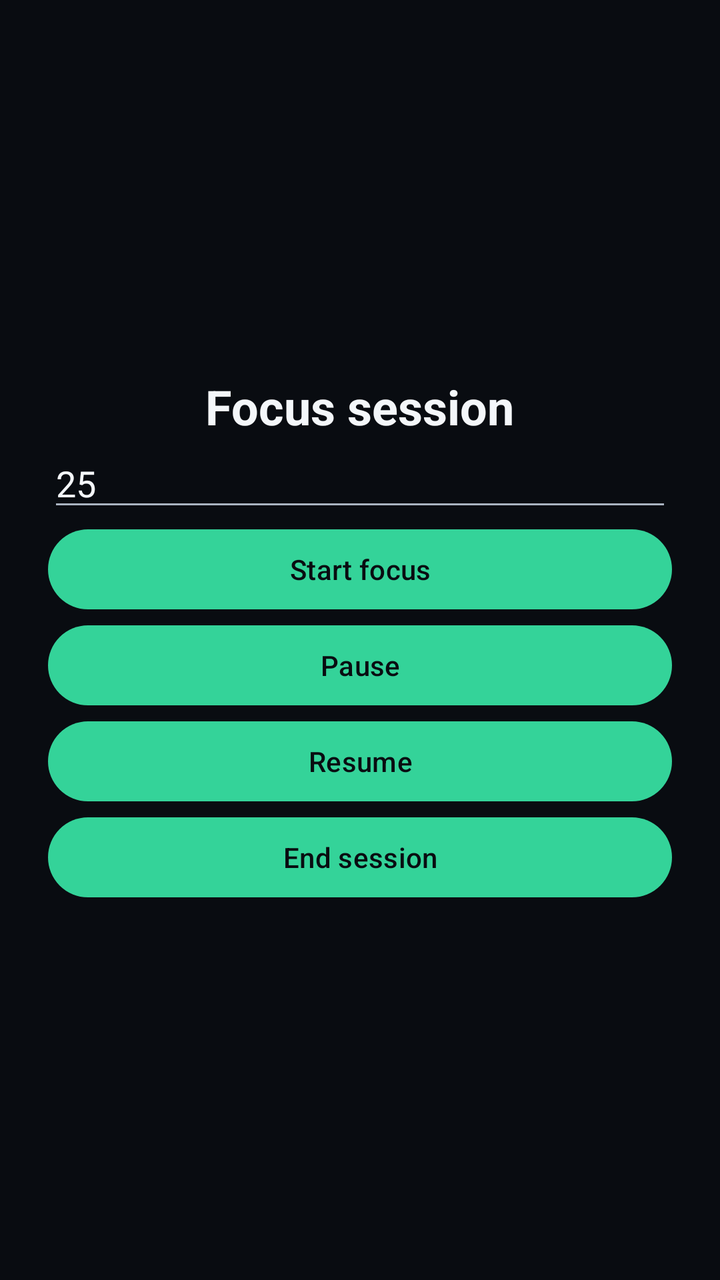
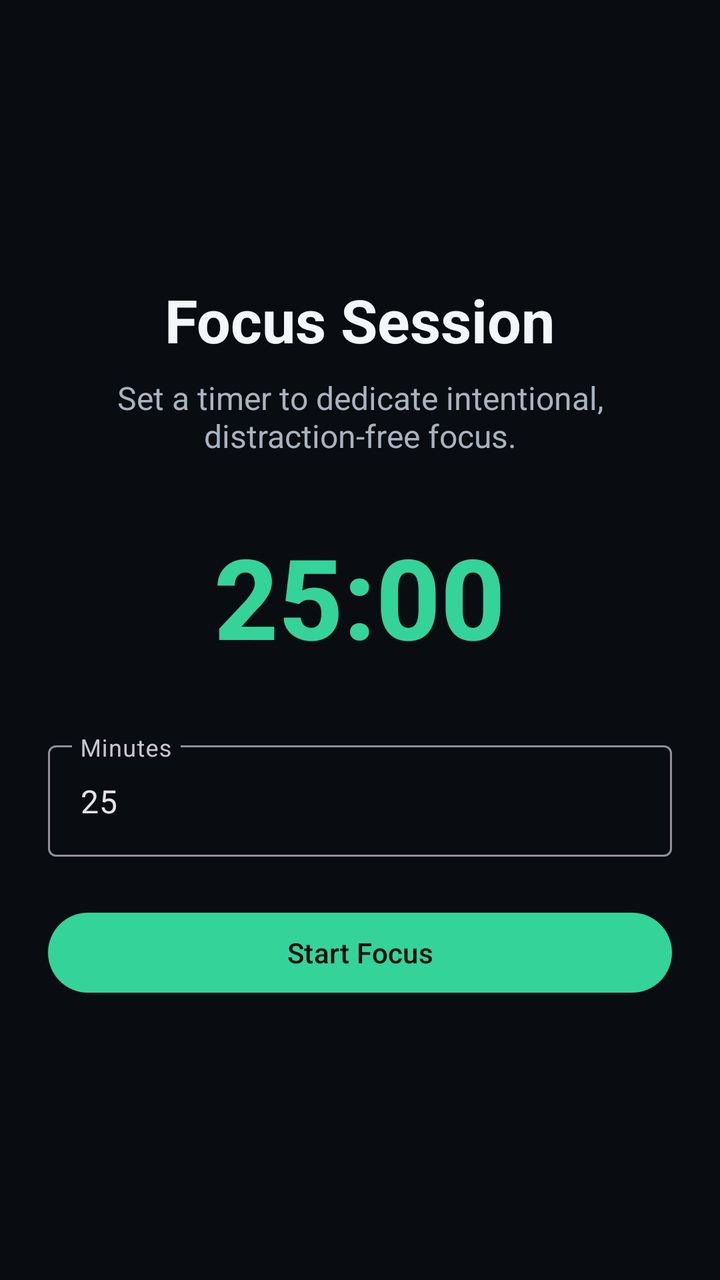

Screens rendered from an Android XML layout before and after an edit, with the pre-edit source and the edit as a unified diff.
<!-- AndroidManifest.xml: application theme Theme.Prottasha -->
<!-- res/layout/activity_focus.xml -->
<?xml version="1.0" encoding="utf-8"?>
<LinearLayout xmlns:android="http://schemas.android.com/apk/res/android" android:layout_width="match_parent" android:layout_height="match_parent" android:gravity="center" android:orientation="vertical" android:padding="@dimen/spacing_large">
    <TextView android:layout_width="wrap_content" android:layout_height="wrap_content" android:text="@string/focus_title" android:textColor="@color/color_text_primary" android:textSize="@dimen/text_headline" android:textStyle="bold" />
    <EditText android:id="@+id/focus_minutes" android:layout_width="match_parent" android:layout_height="wrap_content" android:hint="@string/focus_minutes_hint" android:inputType="number" android:text="@string/focus_default_minutes" />
    <com.google.android.material.button.MaterialButton android:id="@+id/focus_start" style="@style/Widget.Prottasha.Button.Pill" android:layout_width="match_parent" android:layout_height="wrap_content" android:text="@string/focus_start" />
    <com.google.android.material.button.MaterialButton android:id="@+id/focus_pause" android:layout_width="match_parent" android:layout_height="wrap_content" android:text="@string/focus_pause" />
    <com.google.android.material.button.MaterialButton android:id="@+id/focus_resume" android:layout_width="match_parent" android:layout_height="wrap_content" android:text="@string/focus_resume" />
    <com.google.android.material.button.MaterialButton android:id="@+id/focus_end" android:layout_width="match_parent" android:layout_height="wrap_content" android:text="@string/focus_end" />
</LinearLayout>
<!-- resources referenced by this layout -->
<resources>
  <color name="color_text_primary">#F4F7FA</color>
  <dimen name="spacing_large">24dp</dimen>
  <dimen name="text_headline">24sp</dimen>
  <string name="focus_default_minutes">25</string>
  <string name="focus_end">End session</string>
  <string name="focus_minutes_hint">Minutes</string>
  <string name="focus_pause">Pause</string>
  <string name="focus_resume">Resume</string>
  <string name="focus_start">Start focus</string>
  <string name="focus_title">Focus session</string>
  <style name="Widget.Prottasha.Button.Pill" parent="Widget.Material3.Button">
          <item name="android:textColor">@color/color_on_hope</item>
          <item name="cornerRadius">@dimen/pill_button_radius</item>
          <item name="backgroundTint">@color/color_hope</item>
      </style>
  <style name="Theme.Prottasha" parent="Theme.Material3.Dark.NoActionBar">
          <item name="android:windowBackground">@color/color_background</item>
          <item name="android:colorBackground">@color/color_background</item>
          <item name="colorSurface">@color/color_surface</item>
          <item name="colorSurfaceVariant">@color/color_surface_raised</item>
          <item name="colorPrimary">@color/color_hope</item>
          <item name="colorOnPrimary">@color/color_on_hope</item>
          <item name="colorSecondary">@color/color_identity</item>
          <item name="colorOnSecondary">@color/color_on_identity</item>
          <item name="colorError">@color/color_crisis</item>
          <item name="colorOnError">@color/color_on_crisis</item>
          <item name="android:textColorPrimary">@color/color_text_primary</item>
          <item name="android:textColorSecondary">@color/color_text_secondary</item>
          <item name="android:navigationBarColor">@color/color_background</item>
          <item name="android:statusBarColor">@color/color_background</item>
          <item name="android:windowLightStatusBar">false</item>
      </style>
  <color name="color_on_hope">#090C11</color>
  <dimen name="pill_button_radius">28dp</dimen>
  <color name="color_hope">#34D399</color>
  <color name="color_background">#090C11</color>
  <color name="color_surface">#151A22</color>
  <color name="color_surface_raised">#202833</color>
  <color name="color_identity">#7C8DFF</color>
  <color name="color_on_identity">#090C11</color>
  <color name="color_crisis">#F87171</color>
  <color name="color_on_crisis">#090C11</color>
  <color name="color_text_secondary">#A9B3C0</color>
</resources>

<!-- the commit's change to res/layout/activity_focus.xml (unified diff, before → after) -->
@@ -1,9 +1,154 @@
 <?xml version="1.0" encoding="utf-8"?>
-<LinearLayout xmlns:android="http://schemas.android.com/apk/res/android" android:layout_width="match_parent" android:layout_height="match_parent" android:gravity="center" android:orientation="vertical" android:padding="@dimen/spacing_large">
-    <TextView android:layout_width="wrap_content" android:layout_height="wrap_content" android:text="@string/focus_title" android:textColor="@color/color_text_primary" android:textSize="@dimen/text_headline" android:textStyle="bold" />
-    <EditText android:id="@+id/focus_minutes" android:layout_width="match_parent" android:layout_height="wrap_content" android:hint="@string/focus_minutes_hint" android:inputType="number" android:text="@string/focus_default_minutes" />
-    <com.google.android.material.button.MaterialButton android:id="@+id/focus_start" style="@style/Widget.Prottasha.Button.Pill" android:layout_width="match_parent" android:layout_height="wrap_content" android:text="@string/focus_start" />
-    <com.google.android.material.button.MaterialButton android:id="@+id/focus_pause" android:layout_width="match_parent" android:layout_height="wrap_content" android:text="@string/focus_pause" />
-    <com.google.android.material.button.MaterialButton android:id="@+id/focus_resume" android:layout_width="match_parent" android:layout_height="wrap_content" android:text="@string/focus_resume" />
-    <com.google.android.material.button.MaterialButton android:id="@+id/focus_end" android:layout_width="match_parent" android:layout_height="wrap_content" android:text="@string/focus_end" />
-</LinearLayout>
+<androidx.core.widget.NestedScrollView xmlns:android="http://schemas.android.com/apk/res/android"
+    xmlns:app="http://schemas.android.com/apk/res-auto"
+    android:layout_width="match_parent"
+    android:layout_height="match_parent"
+    android:fillViewport="true">
+
+    <LinearLayout
+        android:layout_width="match_parent"
+        android:layout_height="wrap_content"
+        android:gravity="center"
+        android:orientation="vertical"
+        android:padding="@dimen/spacing_large">
+
+        <TextView
+            android:layout_width="wrap_content"
+            android:layout_height="wrap_content"
+            android:text="@string/focus_title"
+            android:textColor="@color/color_text_primary"
+            android:textSize="@dimen/text_display"
+            android:textStyle="bold" />
+
+        <TextView
+            android:id="@+id/focus_status_label"
+            android:layout_width="wrap_content"
+            android:layout_height="wrap_content"
+            android:layout_marginTop="@dimen/spacing_small"
+            android:gravity="center"
+            android:text="@string/focus_status_ready"
+            android:textColor="@color/color_text_secondary"
+            android:textSize="@dimen/text_body" />
+
+        
+        <TextView
+            android:id="@+id/focus_countdown"
+            android:layout_width="wrap_content"
+            android:layout_height="wrap_content"
+            android:layout_marginTop="@dimen/spacing_xlarge"
+            android:layout_marginBottom="@dimen/spacing_xlarge"
+            android:fontFamily="sans-serif-medium"
+            android:text="25:00"
+            android:textColor="@color/color_hope"
+            android:textSize="56sp"
+            android:textStyle="bold" />
+
+        
+        <LinearLayout
+            android:id="@+id/focus_input_container"
+            android:layout_width="match_parent"
+            android:layout_height="wrap_content"
+            android:orientation="vertical">
+
+            <com.google.android.material.textfield.TextInputLayout
+                android:layout_width="match_parent"
+                android:layout_height="wrap_content"
+                android:hint="@string/focus_minutes_hint">
+
+                <com.google.android.material.textfield.TextInputEditText
+                    android:id="@+id/focus_minutes"
+                    android:layout_width="match_parent"
+                    android:layout_height="wrap_content"
+                    android:inputType="number"
+                    android:text="@string/focus_default_minutes" />
+            </com.google.android.material.textfield.TextInputLayout>
+        </LinearLayout>
+
+        
+        <com.google.android.material.card.MaterialCardView
+            android:id="@+id/focus_summary_card"
+            android:layout_width="match_parent"
+            android:layout_height="wrap_content"
+            android:layout_marginTop="@dimen/spacing_medium"
+            android:layout_marginBottom="@dimen/spacing_medium"
+            android:visibility="gone"
+            app:cardBackgroundColor="@color/color_hope_subtle"
+            app:cardCornerRadius="16dp"
+            app:strokeColor="@color/color_hope"
+            app:strokeWidth="1dp">
+
+            <LinearLayout
+                android:layout_width="match_parent"
+                android:layout_height="wrap_content"
+                android:gravity="center"
+                android:orientation="vertical"
+                android:padding="@dimen/spacing_large">
+
+                <TextView
+                    android:layout_width="wrap_content"
+                    android:layout_height="wrap_content"
+                    android:text="Session Complete! 🎉"
+                    android:textColor="@color/color_hope"
+                    android:textSize="@dimen/text_headline"
+                    android:textStyle="bold" />
+
+                <TextView
+                    android:id="@+id/focus_summary_text"
+                    android:layout_width="wrap_content"
+                    android:layout_height="wrap_content"
+                    android:layout_marginTop="@dimen/spacing_small"
+                    android:gravity="center"
+                    android:text="@string/focus_status_completed"
+                    android:textColor="@color/color_text_primary"
+                    android:textSize="@dimen/text_body" />
+            </LinearLayout>
+        </com.google.android.material.card.MaterialCardView>
+
+        
+        <com.google.android.material.button.MaterialButton
+            android:id="@+id/focus_start"
+            style="@style/Widget.Prottasha.Button.Pill"
+            android:layout_width="match_parent"
+            android:layout_height="wrap_content"
+            android:layout_marginTop="@dimen/spacing_large"
+            android:minHeight="@dimen/touch_target_min"
+            android:text="@string/focus_start" />
+
+        <LinearLayout
+            android:id="@+id/focus_active_controls"
+            android:layout_width="match_parent"
+            android:layout_height="wrap_content"
+            android:layout_marginTop="@dimen/spacing_large"
+            android:orientation="vertical"
+            android:visibility="gone">
+
+            <com.google.android.material.button.MaterialButton
+                android:id="@+id/focus_pause"
+                style="@style/Widget.Material3.Button.OutlinedButton"
+                android:layout_width="match_parent"
+                android:layout_height="wrap_content"
+                android:minHeight="@dimen/touch_target_min"
+                android:text="@string/focus_pause" />
+
+            <com.google.android.material.button.MaterialButton
+                android:id="@+id/focus_resume"
+                style="@style/Widget.Prottasha.Button.Pill"
+                android:layout_width="match_parent"
+                android:layout_height="wrap_content"
+                android:minHeight="@dimen/touch_target_min"
+                android:text="@string/focus_resume"
+                android:visibility="gone" />
+
+            <com.google.android.material.button.MaterialButton
+                android:id="@+id/focus_end"
+                style="@style/Widget.Material3.Button.TextButton"
+                android:layout_width="match_parent"
+                android:layout_height="wrap_content"
+                android:layout_marginTop="@dimen/spacing_small"
+                android:minHeight="@dimen/touch_target_min"
+                android:text="@string/focus_end"
+                android:textColor="@color/color_crisis" />
+        </LinearLayout>
+
+    </LinearLayout>
+</androidx.core.widget.NestedScrollView>
<!-- resource entries referenced after the edit -->
@@ -2,14 +2,22 @@
 <resources>
   <color name="color_text_primary">#F4F7FA</color>
   <dimen name="spacing_large">24dp</dimen>
+  <dimen name="spacing_medium">16dp</dimen>
+  <dimen name="spacing_small">8dp</dimen>
+  <dimen name="spacing_xlarge">32dp</dimen>
+  <dimen name="text_body">16sp</dimen>
+  <dimen name="text_display">30sp</dimen>
   <dimen name="text_headline">24sp</dimen>
+  <dimen name="touch_target_min">48dp</dimen>
   <string name="focus_default_minutes">25</string>
-  <string name="focus_end">End session</string>
+  <string name="focus_end">End Session</string>
   <string name="focus_minutes_hint">Minutes</string>
   <string name="focus_pause">Pause</string>
   <string name="focus_resume">Resume</string>
-  <string name="focus_start">Start focus</string>
-  <string name="focus_title">Focus session</string>
+  <string name="focus_start">Start Focus</string>
+  <string name="focus_status_completed">Focus session completed! Great work.</string>
+  <string name="focus_status_ready">Set a timer to dedicate intentional, distraction-free focus.</string>
+  <string name="focus_title">Focus Session</string>
   <style name="Widget.Prottasha.Button.Pill" parent="Widget.Material3.Button">
           <item name="android:textColor">@color/color_on_hope</item>
           <item name="cornerRadius">@dimen/pill_button_radius</item>
@@ -35,6 +43,7 @@
   <color name="color_on_hope">#090C11</color>
   <dimen name="pill_button_radius">28dp</dimen>
   <color name="color_hope">#34D399</color>
+  <color name="color_hope_subtle">#3334D399</color>
   <color name="color_background">#090C11</color>
   <color name="color_surface">#151A22</color>
   <color name="color_surface_raised">#202833</color>
